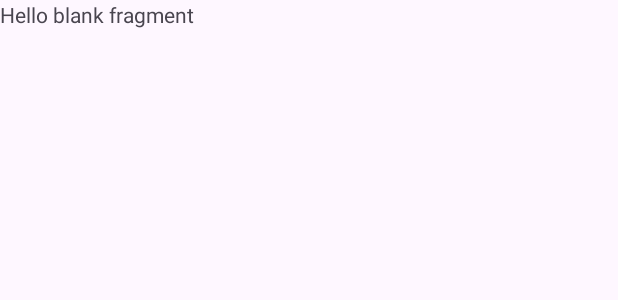
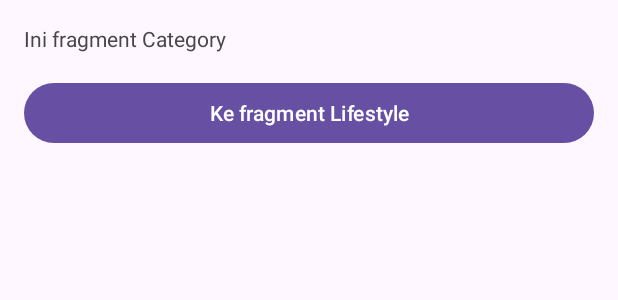
Before and after one commit to dapraws/FundamentalAndroid-Repository, an Android app: the layout fragment_category.xml on its own in the app's theme, with its tools: preview values and no code run, on a phone screen of 412 x 824 dp. Shown: the top 300 px of the screen. Run offline under Robolectric (Android 15) with nearby library versions, the phone set to English and light mode, and no system bars.

Commit message:
update category fragment

```diff
--- a/app/src/main/res/layout/fragment_category.xml
+++ b/app/src/main/res/layout/fragment_category.xml
@@ -1,14 +1,19 @@
 <?xml version="1.0" encoding="utf-8"?>
-<FrameLayout xmlns:android="http://schemas.android.com/apk/res/android"
+<LinearLayout xmlns:android="http://schemas.android.com/apk/res/android"
     xmlns:tools="http://schemas.android.com/tools"
     android:layout_width="match_parent"
     android:layout_height="match_parent"
-    tools:context=".CategoryFragment">
+    android:orientation="vertical"
+    android:padding="16dp">
 
-    <!-- TODO: Update blank fragment layout -->
     <TextView
         android:layout_width="match_parent"
-        android:layout_height="match_parent"
-        android:text="@string/hello_blank_fragment" />
-
-</FrameLayout>
+        android:layout_height="wrap_content"
+        android:layout_marginBottom="16dp"
+        android:text="@string/this_category" />
+    <Button
+        android:id="@+id/btn_detail_category"
+        android:layout_width="match_parent"
+        android:layout_height="wrap_content"
+        android:text="@string/category_lifestyle" />
+</LinearLayout>
```
Also changed, not shown: app/src/main/java/com/example/androidfundamental_kotlin/CategoryFragment.kt (+12 -30 lines).
